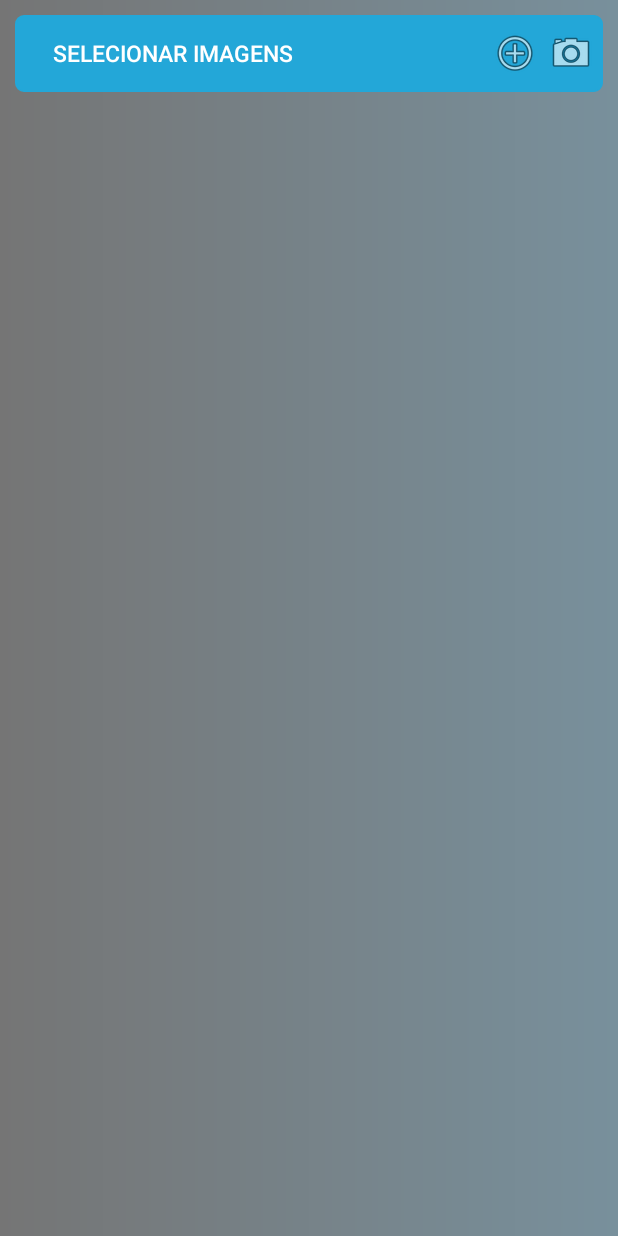
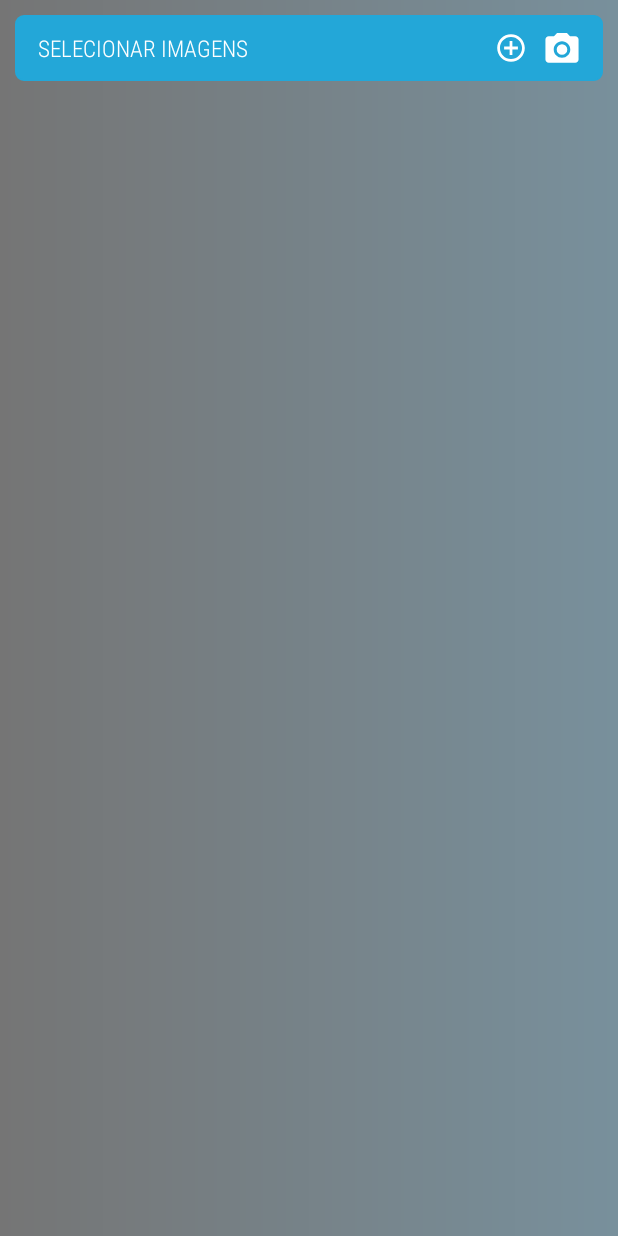
Before and after one commit to moraesBR/VisualizadordeImagem, an Android app: the screen it shows after launch (MainActivity), on a phone screen of 412 x 824 dp. Run offline under Robolectric (Android 15) with nearby library versions, the phone set to English and light mode, and no system bars; our stand-ins replace Picasso.

Commit message:
Comentários inseridos

```diff
--- a/app/src/main/java/senac/visualizadordeimagem/MainActivity.java
+++ b/app/src/main/java/senac/visualizadordeimagem/MainActivity.java
@@ -7,46 +7,52 @@ import androidx.recyclerview.widget.LinearLayoutManager;
 import androidx.recyclerview.widget.RecyclerView;
 
 import android.content.Intent;
-import android.net.Uri;
 import android.os.Bundle;
 import android.view.View;
 import android.widget.ImageButton;
 import android.widget.ImageView;
 import android.widget.LinearLayout;
-import android.widget.ProgressBar;
 import android.widget.TextView;
-import android.widget.Toast;
 
 import com.squareup.picasso.Picasso;
 
 import java.util.ArrayList;
 import java.util.List;
-import java.util.function.Predicate;
 
 import senac.visualizadordeimagem.adapters.PhotoAdapter;
 import senac.visualizadordeimagem.models.Photo;
 
 public class MainActivity extends AppCompatActivity {
 
+    /* Identificadores */
+    /* Solicitação de inicialização de atividade */
     private static final int PICK_IMAGE_REQUEST = 1;
-    private int selected = 0;
+
+    /* Variáveis */
+    private int numPhotosForDelete = 0;
+
+    /* Models */
     private Photo mainPhoto;
     private List<Photo> listPhotos = new ArrayList<>();
+
+    /* RecyclerView, LayoutManager e Adapter */
     private PhotoAdapter photoAdapter;
-    private ImageView ivMainPhoto;
     private RecyclerView rvPhotos;
     private RecyclerView.LayoutManager lmPhotos;
+
+    /* Buttons */
     private ImageButton btnNewPhoto;
     private ImageButton btnAddPhoto;
     private ImageButton btnDeletePhoto;
+
+    /* Clicks Listener */
+    private View.OnLongClickListener checkedPhotos;
+    private View.OnClickListener selectedPhoto;
+
+    /* Itens do layout activity */
     private LinearLayout linlay1;
     private TextView tvImgSelec;
-    /*private FloatingActionButton addPhoto;
-    private FloatingActionButton removePhoto;*/
-    private View.OnLongClickListener checkedPhoto;
-    private View.OnClickListener selectedPhoto;
-    private Uri mImageUri;
-    private ProgressBar pbLoandig;
+    private ImageView ivMainPhoto;
 
     @Override
     protected void onCreate(Bundle savedInstanceState) {
@@ -77,20 +83,37 @@ public class MainActivity extends AppCompatActivity {
     }
 
     private void clickable() {
-        checkedPhoto = new View.OnLongClickListener() {
+        /* ---------------------- Clicks no RecyclerView ---------------------- */
+        /* Marca fotos para a exclusão */
+        checkedPhotos = new View.OnLongClickListener() {
             @Override
+            /* Após o click longo na imagem dentro do RecyclerView */
             public boolean onLongClick(View view) {
+                /* view.getTag(): captura o viewholder clicado atrelado ao RecyclerView */
                 RecyclerView.ViewHolder viewHolder = (RecyclerView.ViewHolder) view.getTag();
+
+                /* Captura a posição correspondente no adapter */
                 int position = viewHolder.getAdapterPosition();
+
+                /*
+                 * Se não estiver sido selecionado, então adicione no contador de imagens
+                 * selecionadas; senão, retire do contador.
+                 */
                 if(!listPhotos.get(position).isSelected()){
-                   selected++;
+                   numPhotosForDelete++;
                 }else
-                   selected--;
+                   numPhotosForDelete--;
 
+                /* Altera o estado de marcação (boolean) */
                 listPhotos.get(position).setSelect();
+
+                /* Informa ao adapter que houve ateração nos dados */
                 photoAdapter.notifyDataSetChanged();
 
-                if(selected > 0){
+                /* Determina se o botão de excluir fotos será apresentado ou não no layout.
+                 * Se a quantidade de fotos no contador for maior que 0, então apresente-o;
+                 * Senão, esconda-o*/
+                if(numPhotosForDelete > 0){
                     btnDeletePhoto.setVisibility(View.VISIBLE);
                     return true;
                 }
@@ -100,19 +123,31 @@ public class MainActivity extends AppCompatActivity {
                 }
             }
         };
-        photoAdapter.setCheckedItem(checkedPhoto);
+        photoAdapter.setCheckedItem(checkedPhotos);
 
+        /* Seleciona a foto no RecyclerView para apresentar no layout de imagem principal */
         selectedPhoto = new View.OnClickListener() {
             @Override
+            /* Após o click curto na imagem dentro do RecyclerView */
             public void onClick(View view) {
+                /* view.getTag(): captura o viewholder clicado atrelado ao RecyclerView */
                 RecyclerView.ViewHolder viewHolder = (RecyclerView.ViewHolder) view.getTag();
+
+                /* Captura a posição correspondente no adapter */
                 int position = viewHolder.getAdapterPosition();
+
+                /* Atualiza a foto principal */
                 mainPhoto = listPhotos.get(position);
-                Picasso.get().load(mainPhoto.getImage()).resize(360,200).into(ivMainPhoto);
+
+                /* Apresenta a foto no layout main */
+                Picasso.get().load(mainPhoto.getImage())
+                        .resize(360,200)
+                        .into(ivMainPhoto);
             }
         };
         photoAdapter.setSelectedItem(selectedPhoto);
 
+        /* Adiciona uma foto ao RecyclerView via câmera */
         btnNewPhoto.setOnClickListener(new View.OnClickListener() {
             @Override
             public void onClick(View view) {
@@ -120,6 +155,8 @@ public class MainActivity extends AppCompatActivity {
             }
         });
 
+        /* ---------------------- Clicks em Buttons ---------------------- */
+        /* Adciona fotos ao RecyclerView via External Storage */
         btnAddPhoto.setOnClickListener(new View.OnClickListener() {
             @Override
             public void onClick(View view) {
@@ -127,11 +164,18 @@ public class MainActivity extends AppCompatActivity {
             }
         });
 
+        /* Deleta as fotos selecionadas no RecyclerView */
         btnDeletePhoto.setOnClickListener(new View.OnClickListener() {
             @Override
             public void onClick(View view) {
-                if(selected > 0){
+                /* Apaga as fotos se houver pelo menos uma foto selecionada */
+                if(numPhotosForDelete > 0){
+                    /* Percorre o ArrayList de Photos */
                     for(int i=0; i < listPhotos.size(); i++){
+                        /*
+                         *  Se a foto estiver selecionada, então remova-a e determine qual foto será
+                         *  a foto principal
+                         */
                         if(listPhotos.get(i).isSelected()) {
                             if(listPhotos.get(i).equals(mainPhoto)) {
                                     listPhotos.remove(i);
@@ -141,25 +185,31 @@ public class MainActivity extends AppCompatActivity {
                                 listPhotos.remove(i);
                             i--;
                         }
+
                     }
 
-                    selected = 0;
+                    /* Zera o contado de fotos selecionadas */
+                    numPhotosForDelete = 0;
+
+                    /* notifica o adapter sobre a modificação no List associado a ele */
                     photoAdapter.notifyDataSetChanged();
+
+                    /* esconde o botão de exclusão de fotos */
                     btnDeletePhoto.setVisibility(View.GONE);
 
-                    if(!listPhotos.isEmpty()){
-                        Picasso.get().load(mainPhoto.getImage()).resize(360, 200).into(ivMainPhoto);
-                    }else{
-                        mainPhoto = null;
-                        ivMainPhoto.setVisibility(View.GONE);
-                        linlay1.setVisibility(View.GONE);
-                        tvImgSelec.setVisibility(View.VISIBLE);
-                    }
+                    /* Determina se será apresentado os layouts de foto e RecycleView */
+                    setPhotosView();
                 }
             }
         });
     }
 
+    /* ----------------- Gera resultados a partir de uma activity ----------------- */
+    /*
+     *  openFileChooser(): Busca uma imagem através de uma activity padrão e retorna o resultado via
+     *      identificado (PICK_IMAGE_REQUEST). Quando o usuário terminar esta atividade, o sistema
+     *      chamará o método onActivityResult()
+     */
     private void openFileChooser() {
         Intent intent = new Intent();
         intent.setType("image/*");
@@ -167,26 +217,52 @@ public class MainActivity extends AppCompatActivity {
         startActivityForResult(intent,PICK_IMAGE_REQUEST);
     }
 
+    /*
+     *  onActivityResult(): recebe o resultado obtido pelo método openFileChooser. Possui três
+     *      argumentos. O requestCode indica o código de solicitação passado ao método
+     *      startActivityForResult(); resultCode informa o código de resultado pela atividade gerada
+     *      em openFileChooser; data que é o Intent com os dados coletados, que no caso é aquela um
+     *      arquivo de foto qualquer.
+     */
     @Override
     protected void onActivityResult(int requestCode, int resultCode, @Nullable Intent data) {
         super.onActivityResult(requestCode, resultCode, data);
+
+        /*  Se o código de requisição for PICK_IMAGE_REQUEST, resultado ok, houve dados não nulos,
+         *      então, adicione uma foto ao RecyclerView.
+         */
         if(requestCode == PICK_IMAGE_REQUEST && resultCode == RESULT_OK
                 && data != null && data.getData() != null){
             Photo photo = new Photo(data.getData());
             listPhotos.add(photo);
             photoAdapter.notifyDataSetChanged();
-            if(listPhotos.size() > 0) {
-                ivMainPhoto.setVisibility(View.VISIBLE);
-                linlay1.setVisibility(View.VISIBLE);
-                tvImgSelec.setVisibility(View.GONE);
 
-                if (listPhotos.size() == 1) {
-                    mainPhoto = listPhotos.get(0);
-                    Picasso.get().load(mainPhoto.getImage()).resize(360, 200).into(ivMainPhoto);
-                }
-            }
+            /* Determina se será apresentado os layouts de foto e RecycleView */
+            setPhotosView();
         }
     }
+
+    /*  setPhotosView(): controla a visibilidade dos elementos responsáveis pela apresentação das
+     *      imagens. Se não houver fotos no adaptador de fotos, então tais elementos são escondidos;
+     *      caso contrário, serão apresentados.
+     */
+    private void setPhotosView(){
+        if(listPhotos.isEmpty()) {
+            mainPhoto = null;
+            ivMainPhoto.setVisibility(View.GONE);
+            linlay1.setVisibility(View.GONE);
+            tvImgSelec.setVisibility(View.VISIBLE);
+        }else{
+            ivMainPhoto.setVisibility(View.VISIBLE);
+            linlay1.setVisibility(View.VISIBLE);
+            tvImgSelec.setVisibility(View.GONE);
+            if (listPhotos.size() == 1)
+                mainPhoto = listPhotos.get(0);
+            Picasso.get().load(mainPhoto.getImage()).resize(360, 200).into(ivMainPhoto);
+        }
+    }
+
+    /*
 
     private static final String SCREEN_TEXT_KEY = "TELA VISUALIZADOR";
 
@@ -205,5 +281,5 @@ public class MainActivity extends AppCompatActivity {
         mainPhoto = inState.getParcelable(SCREEN_TEXT_KEY);
     }
 
-
+    */
 }
--- /dev/null
+++ b/app/src/main/res/drawable-anydpi-v24/ic_new_photo.xml
@@ -0,0 +1,16 @@
+<vector xmlns:android="http://schemas.android.com/apk/res/android"
+    android:width="24dp"
+    android:height="24dp"
+    android:viewportWidth="21.73913"
+    android:viewportHeight="21.73913"
+    android:tint="#FFFFFF">
+  <group android:translateX="-1.1304348"
+      android:translateY="-0.22463769">
+    <path
+        android:fillColor="#FF000000"
+        android:pathData="M12,12m-3.2,0a3.2,3.2 0,1 1,6.4 0a3.2,3.2 0,1 1,-6.4 0"/>
+    <path
+        android:fillColor="#FF000000"
+        android:pathData="M9,2L7.17,4L4,4c-1.1,0 -2,0.9 -2,2v12c0,1.1 0.9,2 2,2h16c1.1,0 2,-0.9 2,-2L22,6c0,-1.1 -0.9,-2 -2,-2h-3.17L15,2L9,2zM12,17c-2.76,0 -5,-2.24 -5,-5s2.24,-5 5,-5 5,2.24 5,5 -2.24,5 -5,5z"/>
+  </group>
+</vector>
--- a/app/src/main/res/layout/activity_main.xml
+++ b/app/src/main/res/layout/activity_main.xml
@@ -55,7 +55,7 @@
             android:id="@+id/rellay2"
             android:layout_width="match_parent"
             android:layout_height="wrap_content"
-
+            android:padding="10dp"
             android:layout_marginRight="5dp"
             android:layout_marginLeft="5dp"
             android:layout_below="@+id/visualizador_linlay1"
@@ -65,11 +65,8 @@
                 android:id="@+id/tv_img_selec"
                 android:layout_width="wrap_content"
                 android:layout_height="wrap_content"
-                android:fontFamily="sans-serif-medium"
+                android:fontFamily="sans-serif-condensed-light"
                 android:text="Selecionar Imagens"
-                android:layout_marginTop="10dp"
-                android:layout_marginStart="10dp"
-                android:padding="10dp"
                 android:layout_alignParentStart="true"
                 android:layout_centerInParent="true"
                 android:gravity="center_vertical"
@@ -87,7 +84,7 @@
                 android:layout_centerInParent="true"
                 android:background="@drawable/layout_bg"
                 android:backgroundTint="@color/transparent"
-                android:src="@android:drawable/ic_menu_camera"
+                android:src="@drawable/ic_new_photo"
                 />
 
             <ImageButton
@@ -96,10 +93,10 @@
                 android:layout_height="wrap_content"
                 android:layout_toStartOf="@+id/btn_new_photo"
                 android:layout_centerInParent="true"
-                android:layout_marginEnd="5dp"
+                android:layout_marginEnd="10dp"
                 android:background="@drawable/layout_bg"
                 android:backgroundTint="@color/transparent"
-                android:src="@android:drawable/ic_menu_add"
+                android:src="@drawable/ic_add"
                 />
 
             <ImageButton
@@ -108,11 +105,11 @@
                 android:layout_centerInParent="true"
                 android:layout_width="wrap_content"
                 android:layout_height="wrap_content"
-                android:layout_marginEnd="5dp"
+                android:layout_marginEnd="10dp"
                 android:background="@drawable/layout_bg"
                 android:backgroundTint="@color/transparent"
                 android:visibility="gone"
-                android:src="@android:drawable/ic_menu_delete"
+                android:src="@drawable/ic_remove"
                 />
 
         </RelativeLayout>
```
Also changed, not shown: app/src/main/res/drawable-hdpi/ic_new_photo.png (added), app/src/main/res/drawable-mdpi/ic_new_photo.png (added), app/src/main/res/drawable-xhdpi/ic_new_photo.png (added), app/src/main/res/drawable-xxhdpi/ic_new_photo.png (added), 1 other file.
